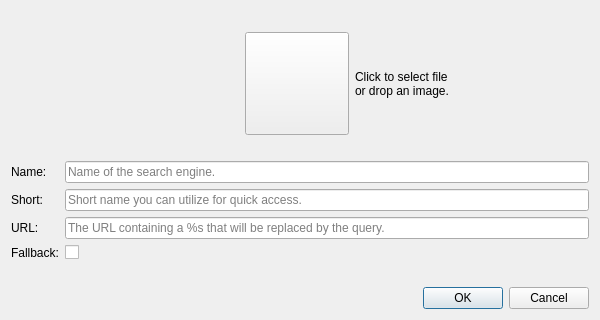
First picture: the form in src/searchengineeditor.ui, repository albertlauncher/albert-plugin-websearch, before the edit.
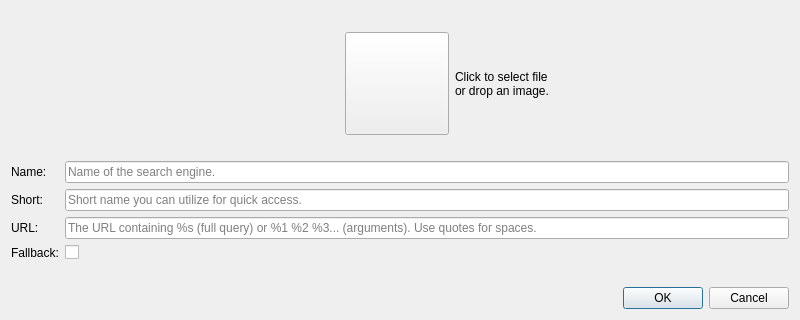
Second picture: the form after the edit.

Commit message: feat: add positional URL placeholders with quote parsing

Patch:
```diff
--- a/src/searchengineeditor.ui
+++ b/src/searchengineeditor.ui
@@ -6,7 +6,7 @@
    <rect>
     <x>0</x>
     <y>0</y>
-    <width>600</width>
+    <width>800</width>
     <height>320</height>
    </rect>
   </property>
@@ -136,7 +136,7 @@
         <string>The URL containing a %s that will be replaced by the query.</string>
        </property>
        <property name="placeholderText">
-        <string>The URL containing a %s that will be replaced by the query.</string>
+        <string>The URL containing %s (full query) or %1 %2 %3... (arguments). Use quotes for spaces.</string>
        </property>
       </widget>
      </item>
```
Left out of the diff: 2 changed lines with no effect on the pictures. The commit also changes 3 other files.
